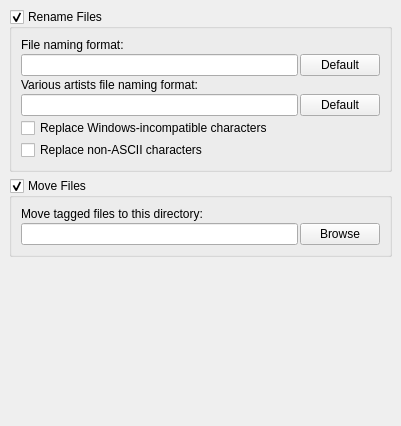
The window that ui/options_naming.ui (metabrainz/picard) describes before a commit, drawn with Qt 5.
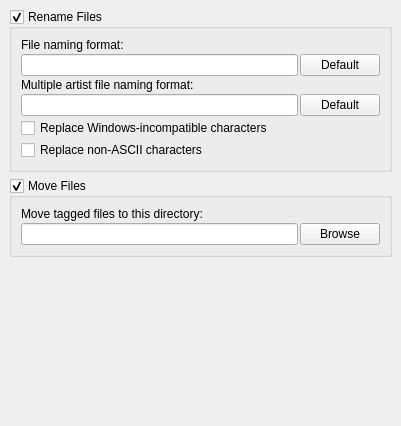
The same window after the commit.

Commit message: Change the label for VA file naming spec from "Various artist ..." to "Multiple artist ..." (#2228)

What changed in the file:
```diff
--- a/ui/options_naming.ui
+++ b/ui/options_naming.ui
@@ -74,7 +74,7 @@
       <item row="2" column="0" colspan="2" >
        <widget class="QLabel" name="label_4" >
         <property name="text" >
-         <string>Various artists file naming format:</string>
+         <string>Multiple artist file naming format:</string>
         </property>
         <property name="buddy" >
          <cstring>va_file_naming_format</cstring>
```
Left out of the diff: 7 changed lines with no effect on the pictures. The commit also changes 1 other file.
